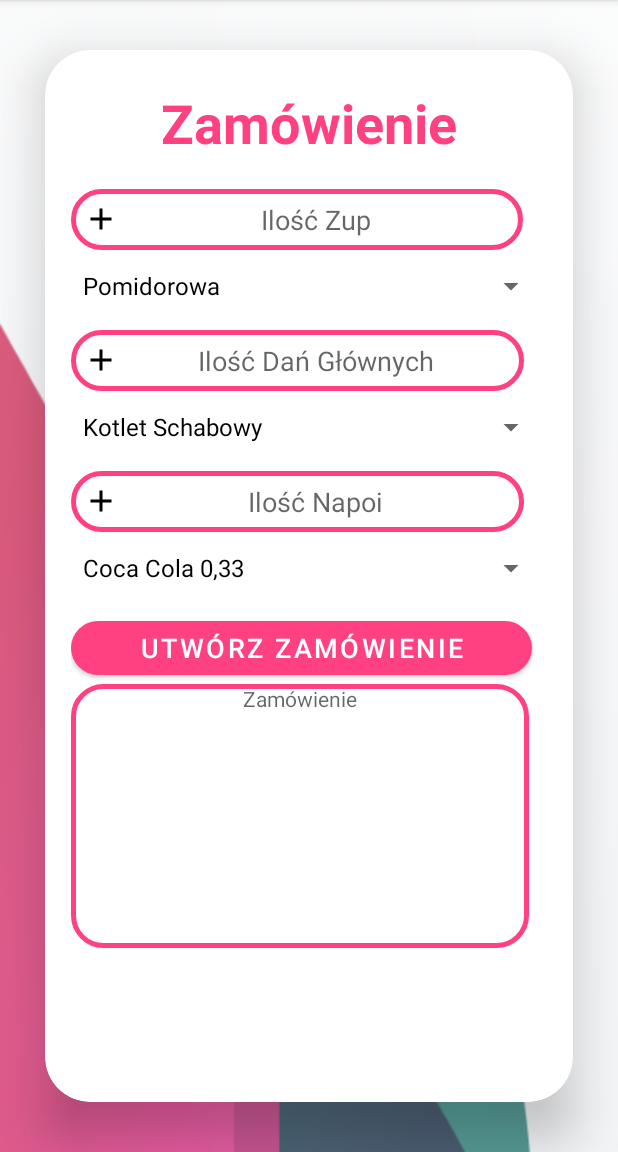
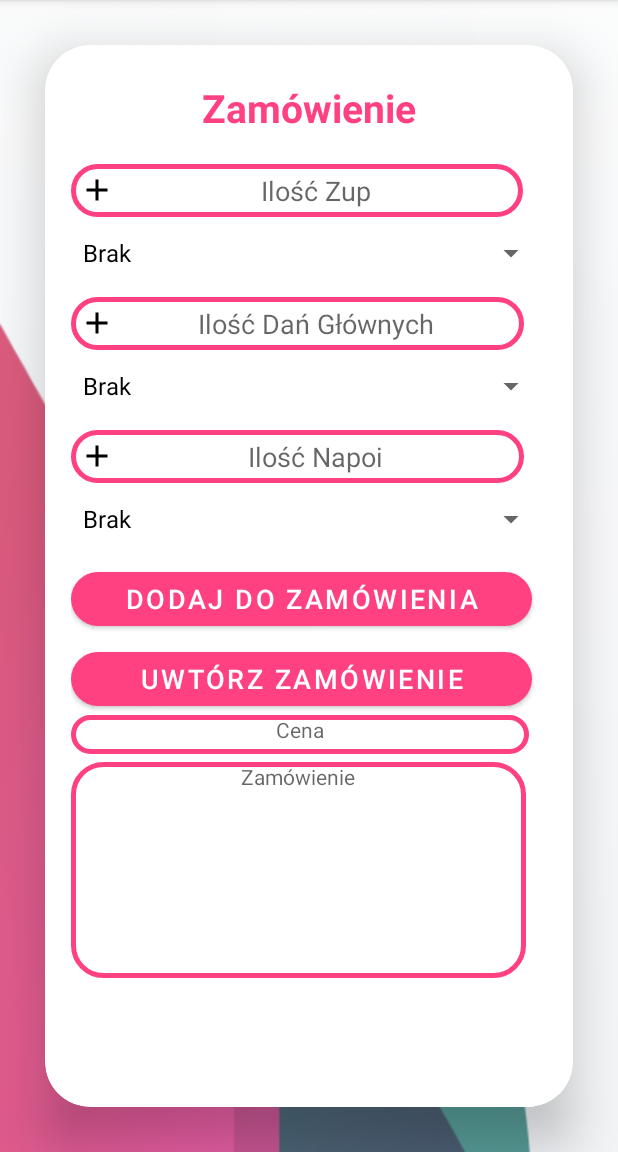
Before and after one commit to AGrzaNNa/Waitres_app, an Android app: the wybor_dan screen opened directly, with no data from a screen before it, on a phone screen of 412 x 824 dp, the part 84-1236 px from its top. Run offline under Robolectric (Android 15) with nearby library versions, the phone set to English and light mode, and no system bars.

Commit message:
Dodane tworzneie zamówien dodawania nowych elementów edycja ceny

```diff
--- a/app/src/main/java/com/example/myapplication/wybor_dan.java
+++ b/app/src/main/java/com/example/myapplication/wybor_dan.java
@@ -1,4 +1,6 @@
 package com.example.myapplication;
+
+import static java.lang.Double.parseDouble;
 
 import androidx.appcompat.app.ActionBar;
 import androidx.appcompat.app.AppCompatActivity;
@@ -13,21 +15,29 @@ import android.os.Bundle;
 import android.view.View;
 import android.widget.AdapterView;
 import android.widget.ArrayAdapter;
+import android.widget.Button;
+import android.widget.EditText;
 import android.widget.Spinner;
 import android.widget.TextView;
 import android.widget.Toast;
 
 
 public class wybor_dan extends AppCompatActivity {
-    TextView textview;
+    TextView textview,Cena;
+    EditText editzupy,editdania,editnapoje;
     String Soup, Main_dish,Drinks;
+    Button OrderButton;
     @Override
     protected void onCreate(Bundle savedInstanceState) {
-        textview=findViewById(R.id.Wynik);
         super.onCreate(savedInstanceState);
         pozyskajDania();
         setContentView(R.layout.orders);
-
+        OrderButton=findViewById(R.id.orderbutton);
+        textview=findViewById(R.id.Wynik);
+        editzupy=findViewById(R.id.Ilość_zup);
+        editdania=findViewById(R.id.Ilość_dańgłównych);
+        editnapoje=findViewById(R.id.Ilość_Napoi);
+        Cena=findViewById(R.id.Cena);
         ActionBar actionBar=getSupportActionBar();
         if(actionBar!=null){
             actionBar.setDisplayHomeAsUpEnabled(true);
@@ -41,7 +51,6 @@ public class wybor_dan extends AppCompatActivity {
         soup.setOnItemSelectedListener(new AdapterView.OnItemSelectedListener() {
             @Override
             public void onItemSelected(AdapterView<?> adapterView, View view, int i, long l) {
-                Toast.makeText(wybor_dan.this, "Selected " + adapterView.getSelectedItem().toString(), Toast.LENGTH_SHORT).show();
                 Soup= adapterView.getSelectedItem().toString();
             }
 
@@ -54,7 +63,6 @@ public class wybor_dan extends AppCompatActivity {
         main_plate.setOnItemSelectedListener(new AdapterView.OnItemSelectedListener() {
             @Override
             public void onItemSelected(AdapterView<?> adapterView, View view, int i, long l) {
-                Toast.makeText(wybor_dan.this, "Selected " + adapterView.getSelectedItem().toString(), Toast.LENGTH_SHORT).show();
                 Main_dish= adapterView.getSelectedItem().toString();
             }
 
@@ -67,12 +75,51 @@ public class wybor_dan extends AppCompatActivity {
         drinks.setOnItemSelectedListener(new AdapterView.OnItemSelectedListener() {
             @Override
             public void onItemSelected(AdapterView<?> adapterView, View view, int i, long l) {
-                Toast.makeText(wybor_dan.this, "Selected " + adapterView.getSelectedItem().toString(), Toast.LENGTH_SHORT).show();
                 Drinks= adapterView.getSelectedItem().toString();
             }
 
             @Override
             public void onNothingSelected(AdapterView<?> adapterView) {
+            }
+        });
+        OrderButton.setOnClickListener(new View.OnClickListener() {
+            @Override
+            public void onClick(View view) {
+                String[] Zupy=ZwróćNazweDania(zupy);
+                String[] Dania=ZwróćNazweDania(daniaGlowne);
+                String[] Napoje=ZwróćNazweDania(napoje);
+                String Zawartosc="";
+                String pomoc=textview.getText().toString();
+                double Suma=0;
+                if(Cena.getText().toString().length()>0) {
+                    Suma= parseDouble(Cena.getText().toString());
+                }
+                if(Soup!="Brak") {
+                    for (int x = 0; x < Zupy.length; x++) {
+                        if (Soup.equals(Zupy[x])) {
+                            Zawartosc+=(Soup + " " + ZwróćCeneDania(zupy)[x] + " x " + editzupy.getText().toString()+"\n");
+                            Suma+=ZwróćCeneDania(zupy)[x]*parseDouble(editzupy.getText().toString());
+                        }
+                    }
+                }
+                if(Main_dish!="Brak") {
+                    for (int x = 0; x < Dania.length; x++) {
+                        if (Main_dish.equals(Dania[x])) {
+                            Zawartosc+=(Main_dish + " " + ZwróćCeneDania(daniaGlowne)[x] + " x " + editdania.getText().toString()+"\n");
+                            Suma+=ZwróćCeneDania(daniaGlowne)[x]*parseDouble(editdania.getText().toString());
+                        }
+                    }
+                }
+                if(Drinks!="Brak") {
+                    for (int x = 0; x < Napoje.length; x++) {
+                        if (Drinks.equals(Napoje[x])) {
+                            Zawartosc+=(Drinks + " " + ZwróćCeneDania(napoje)[x] + " x " + editnapoje.getText().toString()+"\n");
+                            Suma+=ZwróćCeneDania(napoje)[x]*parseDouble(editnapoje.getText().toString());
+                        }
+                    }
+                }
+                textview.setText(pomoc+Zawartosc);
+                Cena.setText(Double.toString(Suma));
             }
         });
     }
@@ -82,18 +129,18 @@ public class wybor_dan extends AppCompatActivity {
     public List<Dania> napoje = new ArrayList<Dania>(){};
 
     public void pozyskajDania(){
-
+        zupy.add(new Dania("Brak", 0));
         zupy.add(new Dania("Pomidorowa", 15.90));
         zupy.add(new Dania("Ogórkowa", 13.90));
         zupy.add(new Dania("Rosół", 15));
-        zupy.add(new Dania("Brak", 0));
 
+        daniaGlowne.add(new Dania("Brak", 0));
         daniaGlowne.add(new Dania("Kotlet Schabowy", 24.90));
         daniaGlowne.add(new Dania("Pierś z Kurczaka", 22.90));
         daniaGlowne.add(new Dania("Hamburger Wołowy", 23.90));
         daniaGlowne.add(new Dania("Sphagetti Bolognese", 23.90));
-        daniaGlowne.add(new Dania("Brak", 23.90));
 
+        napoje.add(new Dania("Brak", 0));
         napoje.add(new Dania("Coca Cola 0,33", 4.90));
         napoje.add(new Dania("Sprite 0,33", 4.90));
         napoje.add(new Dania("Fanta 0,33", 4.90));
@@ -108,5 +155,13 @@ public class wybor_dan extends AppCompatActivity {
         }
         return Names;
     }
+    public double[] ZwróćCeneDania(List<Dania>nazwa){
+        double[] Prices=new double[nazwa.size()];
+        for(int i=0;i<nazwa.size();i++){
+            Prices[i]=nazwa.get(i).getCenaDania();
+        }
+        return Prices;
+    }
+
 
 }
--- a/app/src/main/res/layout/orders.xml
+++ b/app/src/main/res/layout/orders.xml
@@ -18,7 +18,7 @@
 
         <LinearLayout
             android:layout_width="365dp"
-            android:layout_height="701dp"
+            android:layout_height="981dp"
             android:layout_gravity="center_horizontal"
             android:orientation="vertical"
             android:padding="24dp">
@@ -30,7 +30,7 @@
                 android:text="Zamówienie"
                 android:textAlignment="center"
                 android:textColor="#FF4081"
-                android:textSize="36dp"
+                android:textSize="26dp"
                 android:textStyle="bold" />
 
             <EditText
@@ -42,7 +42,7 @@
                 android:drawableLeft="@drawable/ic_baseline_add_24"
                 android:gravity="center"
                 android:inputType="number"
-                android:padding="8dp"
+                android:padding="5dp"
                 android:hint="Ilość Zup"
                 android:textColorHighlight="@color/black" />
 
@@ -60,7 +60,7 @@
                 android:drawableLeft="@drawable/ic_baseline_add_24"
                 android:gravity="center"
                 android:inputType="number"
-                android:padding="8dp"
+                android:padding="5dp"
                 android:hint="Ilość Dań Głównych"
                 android:textColorHighlight="@color/black" />
 
@@ -78,7 +78,7 @@
                 android:drawableLeft="@drawable/ic_baseline_add_24"
                 android:gravity="center"
                 android:inputType="number"
-                android:padding="8dp"
+                android:padding="5dp"
                 android:hint="Ilość Napoi"
                 android:textColorHighlight="@color/black" />
 
@@ -89,18 +89,35 @@
 
 
             <Button
-                android:id="@+id/loginbutton"
+                android:id="@+id/orderbutton"
                 android:layout_width="307dp"
                 android:layout_height="wrap_content"
                 android:layout_marginTop="5dp"
-                android:text="Utwórz Zamówienie"
+                android:text="Dodaj do Zamówienia"
+                android:textSize="18dp"
+                app:cornerRadius="20dp" />
+            <Button
+                android:id="@+id/finalbutton"
+                android:layout_width="307dp"
+                android:layout_height="wrap_content"
+                android:layout_marginTop="5dp"
+                android:text="Uwtórz Zamówienie"
                 android:textSize="18dp"
                 app:cornerRadius="20dp" />
 
             <TextView
+                android:id="@+id/Cena"
+                android:layout_width="305dp"
+                android:layout_height="26dp"
+                android:background="@drawable/customedittext_style"
+                android:gravity="center_horizontal"
+                android:hint="Cena"
+                android:layout_marginBottom="5dp"/>
+
+            <TextView
                 android:id="@+id/Wynik"
-                android:layout_width="305dp"
-                android:layout_height="176dp"
+                android:layout_width="303dp"
+                android:layout_height="144dp"
                 android:background="@drawable/customedittext_style"
                 android:gravity="center_horizontal"
                 android:hint="Zamówienie" />
```
